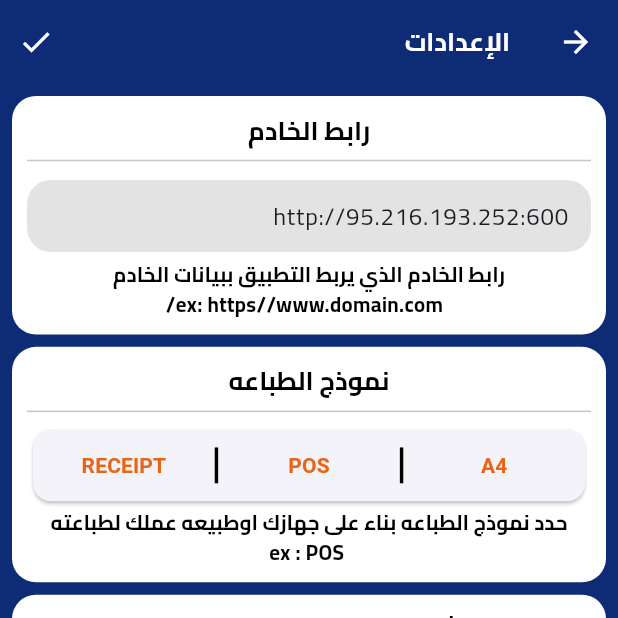
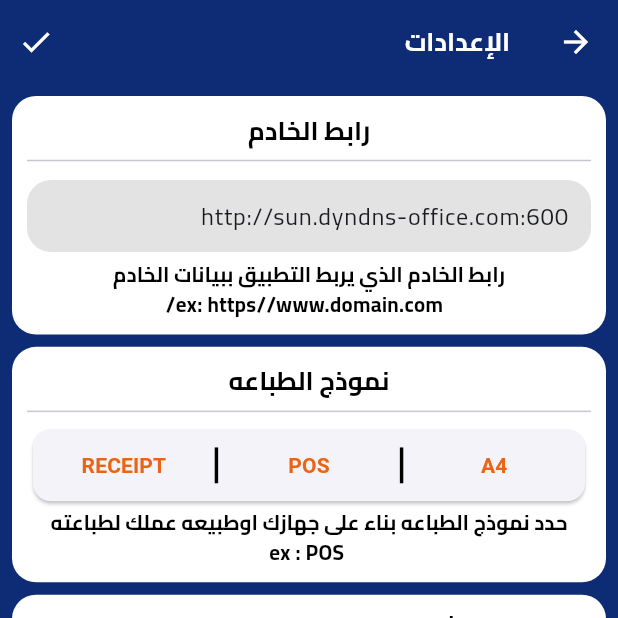
Before and after one commit to bishoy-girgis/easy_erp, a Flutter app: the SettingsView screen opened by its route, on a phone screen of 412 x 824 dp, the top half of it. Run offline on Flutter 3.47's test engine with Material 3 defaults, Android fonts, the phone set to English and light mode, and no system bars; our stand-ins replace bloc, dartz, dio, dropdown_search, equatable, flutter_bloc and 12 more; missing offline and left inert: spelling_number; accounts and stored records are empty; generated files the repository leaves out were written again.

Commit message:
adjust new host testing

```diff
--- a/lib/core/api/api_service.dart
+++ b/lib/core/api/api_service.dart
@@ -7,7 +7,7 @@ import '../../data/services/local/shared_pref.dart';
 
 class ApiService {
    String get _baseUrl {
-    return SharedPref.get(key: "baseUrl") ?? "http://95.216.193.252:600";
+    return SharedPref.get(key: "baseUrl") ?? "http://sun.dyndns-office.com:600";
   }
   Dio dio;
   ApiService(this.dio);
--- a/lib/core/helper/app_constants.dart
+++ b/lib/core/helper/app_constants.dart
@@ -10,7 +10,10 @@ class AppConstants {
   static int vatType = SharedPref.get(key: "VATType");
 
   static String baseUrl =
-      SharedPref.get(key: "baseUrl") ?? "http://95.216.193.252:600";
+      SharedPref.get(key: "baseUrl") ?? "http://sun.dyndns-office.com:600";
+  //"http://sun.dyndns-office.com:600"
+  //"http://95.216.193.252:600"
+
 
   static String branchName = SharedPref.get(key: "branchName") ?? "";
   static String branchAddress = SharedPref.get(key: "branchAddress") ?? "";
@@ -60,12 +63,12 @@ class AppConstants {
     branchID = SharedPref.get(key: "branchID");
     ccid = SharedPref.get(key: "ccid");
     vatType = SharedPref.get(key: "VATType");
-    baseUrl = SharedPref.get(key: "baseUrl") ?? "http://95.216.193.252:600";
+    baseUrl = SharedPref.get(key: "baseUrl") ?? "http://sun.dyndns-office.com:600";
     accessToken = SharedPref.get(key: "accessToken");
   }
 
   static void updateSettingValues() {
-    baseUrl = SharedPref.get(key: "baseUrl") ?? "http://95.216.193.252:600";
+    baseUrl = SharedPref.get(key: "baseUrl") ?? "http://sun.dyndns-office.com:600";
     branchName = SharedPref.get(key: "branchName") ?? "";
     branchAddress = SharedPref.get(key: "branchAddress") ?? "";
     taxNumber = SharedPref.get(key: "taxNumber") ?? "";
```
